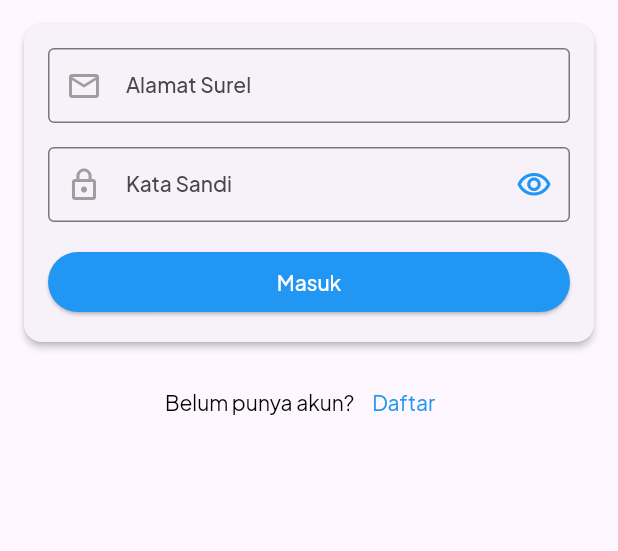
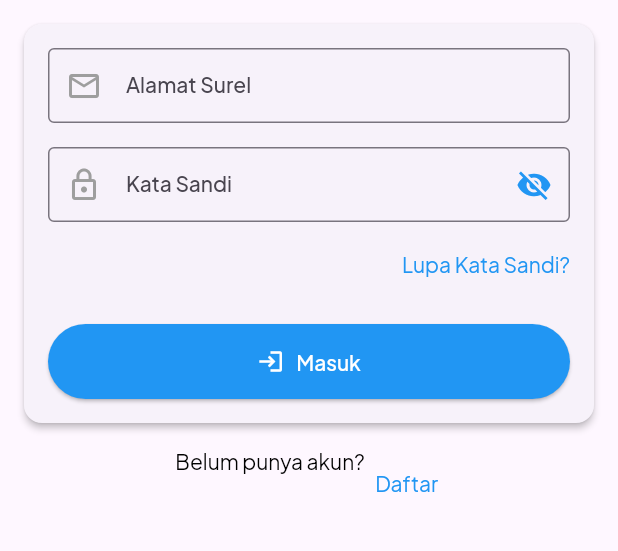
Before and after one commit to ProboKrishnacahya/eLepro_Multi-Platform, a Flutter app: the screen it shows after launch, on a phone screen of 412 x 824 dp, the part 120-671 px from its top. Run offline on Flutter 3.47's test engine with Material 2 defaults, Android fonts, the light colour scheme and no system bars; our stand-ins replace google_fonts, shared_preferences.

Commit message:
sharedpreference, bottom navigation bar, theme

```diff
--- a/lib/main.dart
+++ b/lib/main.dart
@@ -1,3 +1,4 @@
+import 'package:elepro/utils/style_helper.dart';
 import 'package:elepro/views/pages/log_in_page.dart';
 import 'package:flutter/material.dart';
 import 'package:google_fonts/google_fonts.dart';
@@ -8,35 +9,37 @@ void main() => runApp(const MyApp());
 class MyApp extends StatelessWidget {
   const MyApp({super.key});
 
-  final Color colorPrimary = Colors.blue;
-  final Color colorSecondary = Colors.white;
-  final Color textPrimary = Colors.black;
-  // final TextStyle bold = TextStyle(fontWeight: FontWeight.w800);
-
-  // This widget is the root of your application.
   @override
   Widget build(BuildContext context) {
     return MaterialApp(
       debugShowCheckedModeBanner: false,
       title: 'eLepro',
       theme: ThemeData(
-        primaryColor: colorPrimary,
+        primaryColor: Style.blue,
         textTheme: Theme.of(context).textTheme.apply(
               fontFamily: GoogleFonts.plusJakartaSans().fontFamily,
-              bodyColor: textPrimary,
-              displayColor: textPrimary,
+              bodyColor: Style.black,
+              displayColor: Style.black,
             ),
         elevatedButtonTheme: ElevatedButtonThemeData(
           style: ButtonStyle(
-            backgroundColor: MaterialStateProperty.all<Color>(colorPrimary),
-            foregroundColor: MaterialStateProperty.all<Color>(colorSecondary),
-            // textStyle: MaterialStateProperty.all<TextStyle>(bold),
+            padding: MaterialStateProperty.all(EdgeInsets.all(16)),
+            backgroundColor: MaterialStateProperty.all<Color>(Style.blue),
+            foregroundColor: MaterialStateProperty.all<Color>(Style.white),
           ),
         ),
         outlinedButtonTheme: OutlinedButtonThemeData(
           style: ButtonStyle(
-            backgroundColor: MaterialStateProperty.all<Color>(colorSecondary),
-            foregroundColor: MaterialStateProperty.all<Color>(colorPrimary),
+            padding: MaterialStateProperty.all(EdgeInsets.all(16)),
+            backgroundColor: MaterialStateProperty.all<Color>(Style.white),
+            foregroundColor: MaterialStateProperty.all<Color>(Style.blue),
+          ),
+        ),
+        textButtonTheme: TextButtonThemeData(
+          style: ButtonStyle(
+            padding: MaterialStateProperty.all(EdgeInsets.zero),
+            minimumSize: MaterialStateProperty.all(Size.zero),
+            overlayColor: MaterialStateProperty.all(Colors.transparent),
           ),
         ),
         useMaterial3: true,
@@ -69,8 +72,6 @@ class _SplashScreenState extends State<SplashScreen> {
   @override
   Widget build(BuildContext context) {
     return Container(
-      child: Padding(
-        padding: const EdgeInsets.all(8.0),
       child: Column(
         mainAxisAlignment: MainAxisAlignment.center,
         crossAxisAlignment: CrossAxisAlignment.center,
@@ -79,6 +80,9 @@ class _SplashScreenState extends State<SplashScreen> {
             'assets/img/logo.png',
             width: 256,
             height: 256,
+          ),
+          SizedBox(
+            height: 16,
           ),
           Text(
             'eLepro',
@@ -91,7 +95,6 @@ class _SplashScreenState extends State<SplashScreen> {
           ),
         ],
       ),
-      ),
     );
   }
 }
--- /dev/null
+++ b/lib/utils/style_helper.dart
@@ -0,0 +1,9 @@
+import 'package:flutter/material.dart';
+
+class Style {
+  // Color
+  static Color blue = Colors.blue;
+  static Color white = Colors.white;
+  static Color black = Colors.black;
+  static Color grey = Colors.grey;
+}
--- a/lib/views/pages/log_in_page.dart
+++ b/lib/views/pages/log_in_page.dart
@@ -1,3 +1,6 @@
+import 'package:elepro/utils/session_helper.dart';
+import 'package:elepro/utils/style_helper.dart';
+import 'package:elepro/views/pages/navigation_page.dart';
 import 'package:elepro/views/pages/sign_up_page.dart';
 import 'package:flutter/material.dart';
 
@@ -12,8 +15,19 @@ class _LoginPageState extends State<LoginPage> {
   final controllerEmailAddress = TextEditingController();
   final controllerPassword = TextEditingController();
   final formKey = GlobalKey<FormState>();
+  bool _passwordVisible = false;
 
-  login() {}
+  login() {
+    // Eksekusi request Log in
+    Map dataUser = {
+      'email': 'elepro@email.com',
+    };
+    Session.saveUser(dataUser);
+    Navigator.push(
+      context,
+      MaterialPageRoute(builder: (context) => Navigation()),
+    );
+  }
 
   @override
   Widget build(BuildContext context) {
@@ -34,8 +48,8 @@ class _LoginPageState extends State<LoginPage> {
                     height: 64,
                   ),
                   form(),
-                  Row(
-                    mainAxisAlignment: MainAxisAlignment.center,
+                  Wrap(
+                    spacing: 4,
                     children: [
                       Text('Belum punya akun?'),
                       TextButton(
@@ -52,7 +66,7 @@ class _LoginPageState extends State<LoginPage> {
                           style: Theme.of(context)
                               .textTheme
                               .bodyMedium!
-                              .copyWith(color: Colors.blue),
+                              .copyWith(color: Style.blue),
                         ),
                       ),
                     ],
@@ -86,7 +100,7 @@ class _LoginPageState extends State<LoginPage> {
                     border: const OutlineInputBorder(),
                     prefixIcon: Icon(
                       Icons.mail_outline,
-                      color: Colors.grey,
+                      color: Style.grey,
                     ),
                     hintText: 'johndoe@email.com',
                     labelText: 'Alamat Surel',
@@ -95,7 +109,7 @@ class _LoginPageState extends State<LoginPage> {
                 const SizedBox(height: 16),
                 TextFormField(
                   controller: controllerPassword,
-                  obscureText: true,
+                  obscureText: _passwordVisible,
                   validator: (value) =>
                       value == '' ? "Silakan isi kata sandi" : null,
                   autovalidateMode: AutovalidateMode.onUserInteraction,
@@ -103,17 +117,44 @@ class _LoginPageState extends State<LoginPage> {
                     border: const OutlineInputBorder(),
                     prefixIcon: Icon(
                       Icons.lock_outline,
-                      color: Colors.grey,
+                      color: Style.grey,
                     ),
                     suffixIcon: IconButton(
-                      onPressed: () {},
                       icon: Icon(
-                        Icons.visibility_outlined,
-                        color: Colors.blue,
+                        _passwordVisible
+                            ? Icons.visibility
+                            : Icons.visibility_off,
+                        color: Style.blue,
                       ),
+                      onPressed: () {
+                        setState(() {
+                          _passwordVisible = !_passwordVisible;
+                        });
+                      },
                     ),
                     hintText: '********',
                     labelText: 'Kata Sandi',
+                  ),
+                ),
+                const SizedBox(height: 4),
+                Align(
+                  alignment: Alignment.centerRight,
+                  child: TextButton(
+                    onPressed: () {
+                      Navigator.push(
+                        context,
+                        MaterialPageRoute(
+                          builder: (context) => SignUpPage(),
+                        ),
+                      );
+                    },
+                    child: Text(
+                      'Lupa Kata Sandi?',
+                      style: Theme.of(context)
+                          .textTheme
+                          .bodyMedium!
+                          .copyWith(color: Style.blue),
+                    ),
                   ),
                 ),
                 const SizedBox(height: 16),
@@ -121,7 +162,14 @@ class _LoginPageState extends State<LoginPage> {
                   width: double.infinity,
                   child: ElevatedButton(
                     onPressed: () => login(),
-                    child: const Text('Masuk'),
+                    child: Wrap(
+                      crossAxisAlignment: WrapCrossAlignment.center,
+                      spacing: 8,
+                      children: [
+                        Icon(Icons.login_outlined),
+                        Text('Masuk'),
+                      ],
+                    ),
                   ),
                 ),
               ],
```
Also changed, not shown: lib/utils/session_helper.dart (added, +15 -0 lines), lib/views/pages/fragments/courses_fragment.dart (added, +12 -0 lines), lib/views/pages/fragments/profile_fragment.dart (added, +12 -0 lines), lib/views/pages/fragments/projects_fragment.dart (added, +12 -0 lines), lib/views/pages/navigation_page.dart (added, +57 -0 lines), pubspec.yaml (+3 -9 lines), pubspec.lock, 3 other files. Lines whose indentation alone changed are shown as unchanged.
